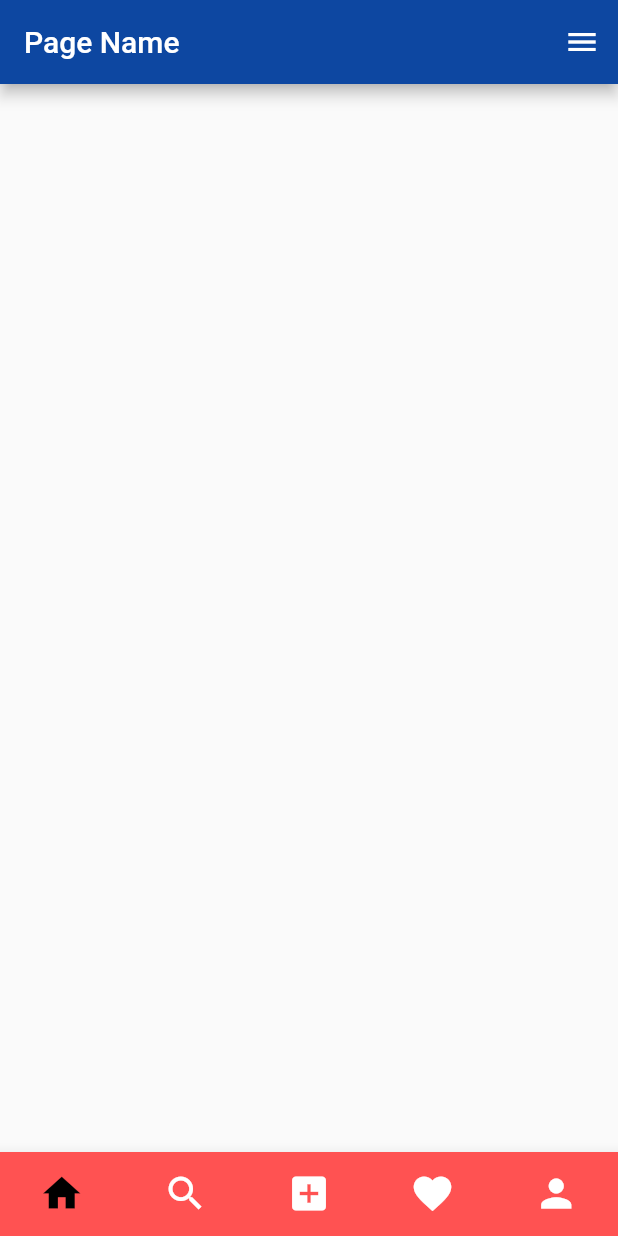
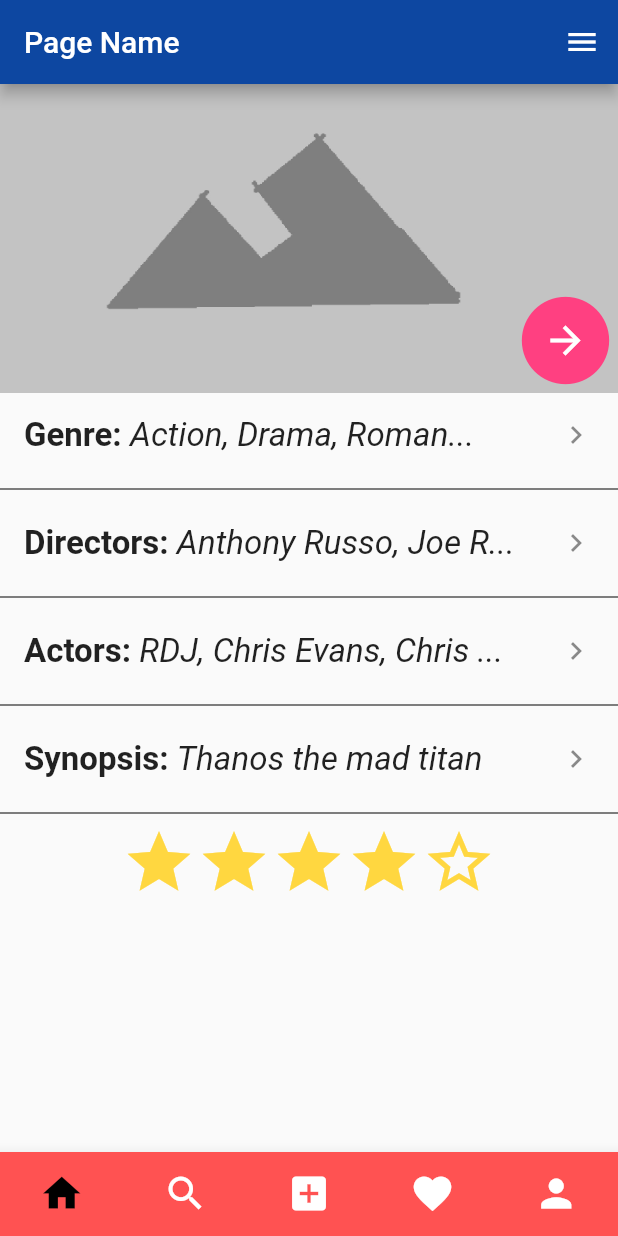
Before and after one commit to ec862/IPgroup11, a Flutter app: the screen it shows after launch, on a phone screen of 412 x 824 dp. Run offline on Flutter 3.47's test engine with Material 2 defaults, Android fonts, the phone set to English and light mode, and no system bars.

Commit message:
Finished Screens

```diff
--- /dev/null
+++ b/lib/MovieScreen.dart
@@ -0,0 +1,211 @@
+import 'package:flutter/cupertino.dart';
+import 'package:flutter/material.dart';
+import 'package:template/RecommendMovie.dart';
+
+class MovieScreen extends StatefulWidget {
+  @override
+  _MovieScreenState createState() => _MovieScreenState();
+}
+
+class _MovieScreenState extends State<MovieScreen> {
+  String genre;
+  List<String> directors = [];
+  List<String> actors = [];
+  List<String> genres = [];
+  String synopsis;
+  int rating;
+
+  @override
+  void initState() {
+    super.initState();
+    genre = "Avengers";
+    directors = ["Anthony Russo", "Joe Russo"];
+    actors = ["RDJ", "Chris Evans", "Chris Hemsworth", "Chris Prat"];
+    genres = ["Action", "Drama", "Romantic"];
+    synopsis = "Thanos the mad titan";
+    rating = 5;
+  }
+
+  @override
+  Widget build(BuildContext context) {
+    return ListView(
+      children: <Widget>[
+        getMoviePicture(context),
+        getMovieInfo(context),
+      ],
+    );
+  }
+
+  Widget getMoviePicture(context) {
+    return Stack(
+      children: <Widget>[
+        Container(
+          width: MediaQuery.of(context).size.width,
+          height: MediaQuery.of(context).size.width / 2,
+          decoration: BoxDecoration(
+            image: DecorationImage(
+              image: AssetImage("asserts/no_picture.jpg"),
+              fit: BoxFit.fill,
+            ),
+          ),
+        ),
+        Positioned(
+          bottom: 0,
+          right: 0,
+          child: IconButton(
+            onPressed: () {
+              Navigator.of(context).push(MaterialPageRoute(builder: (context) {
+                return SelectOption();
+              }));
+            },
+            padding: EdgeInsets.all(0),
+            iconSize: 70,
+            icon: Icon(
+              Icons.brightness_1,
+              color: Colors.pinkAccent,
+            ),
+          ),
+        ),
+        Positioned(
+          bottom: 20,
+          right: 20,
+          child: Icon(
+            Icons.arrow_forward,
+            size: 30,
+            color: Colors.white,
+          ),
+        ),
+      ],
+    );
+  }
+
+  Widget getMovieInfo(context) {
+    String directorString = getStringsFromList(directors);
+    String actorsString = getStringsFromList(actors, limit: 24);
+    String genreString = getStringsFromList(genres);
+    return Column(
+      children: <Widget>[
+        movieInfoContent("Genre", genreString),
+        fullDivider(),
+        movieInfoContent("Directors", directorString),
+        fullDivider(),
+        movieInfoContent("Actors", actorsString),
+        fullDivider(),
+        movieInfoContent("Synopsis", synopsis),
+        fullDivider(),
+        stars(4),
+      ],
+    );
+  }
+
+  Widget movieInfoContent(String title, String subtitle) {
+    return ListTile(
+      title: Text.rich(
+        TextSpan(children: [
+          TextSpan(
+            text: "$title: ",
+            style: TextStyle(
+              fontSize: 22,
+              fontWeight: FontWeight.bold,
+            ),
+          ),
+          TextSpan(
+            text: subtitle,
+            style: TextStyle(
+              fontSize: 22,
+              fontStyle: FontStyle.italic,
+            ),
+          ),
+        ]),
+      ),
+      trailing: Icon(Icons.keyboard_arrow_right),
+      onTap: () {},
+    );
+  }
+
+  Widget stars(int rating) {
+    return SizedBox(
+      height: 50,
+      child: ListView.builder(
+        scrollDirection: Axis.horizontal,
+        shrinkWrap: true,
+        itemBuilder: (context, index) {
+          return Icon(
+            index > (rating - 1) ? Icons.star_border : Icons.star,
+            size: 50,
+            color: Colors.amberAccent,
+          );
+        },
+        itemCount: 5,
+      ),
+    );
+  }
+
+  Widget fullDivider() {
+    return Divider(
+      color: Colors.black,
+    );
+  }
+
+  String getShorterText(String text) {
+    String toReturn = text;
+    if (text.length >= 18) {
+      toReturn.substring(0, 18);
+      toReturn += "...";
+    }
+    return toReturn;
+  }
+
+  String getStringsFromList(List<String> list, {int limit}) {
+    String toReturn = "";
+    limit = limit ?? 20;
+    for (int i = 0; i < list.length; i++) {
+      toReturn += list[i];
+      if (toReturn.length > limit) {
+        toReturn = toReturn.substring(0, limit) + "...";
+        break;
+      }
+      toReturn += ", ";
+    }
+    return toReturn;
+  }
+}
+
+class SelectOption extends StatelessWidget {
+  @override
+  Widget build(BuildContext context) {
+    return Scaffold(
+      body: ListView(
+        children: <Widget>[
+          ListTile(
+            title: Text("Recommend Movie"),
+            trailing: Icon(Icons.keyboard_arrow_right),
+            onTap: () {
+              Navigator.of(context).push(MaterialPageRoute(builder: (context) {
+                return RecommendMovie();
+              }));
+            },
+          ),
+          fullDivider(),
+          ListTile(
+            title: Text("Add to Watch List"),
+            trailing: Icon(Icons.keyboard_arrow_right),
+            onTap: () {},
+          ),
+          fullDivider(),
+          ListTile(
+            title: Text("Review"),
+            trailing: Icon(Icons.keyboard_arrow_right),
+            onTap: () {},
+          ),
+        ],
+      ),
+    );
+  }
+
+  Widget fullDivider() {
+    return Divider(
+      color: Colors.black,
+    );
+  }
+}
--- a/lib/main.dart
+++ b/lib/main.dart
@@ -1,4 +1,5 @@
 import 'package:flutter/material.dart';
 import 'template.dart';
+import 'package:flutter/cupertino.dart';
 
 void main() => runApp(Template());
--- a/lib/template.dart
+++ b/lib/template.dart
@@ -1,4 +1,6 @@
+import 'package:flutter/cupertino.dart';
 import 'package:flutter/material.dart';
+import 'package:template/MovieScreen.dart';
 
 const Color BOTTOM_BAR_COLOR = Colors.redAccent;
 
@@ -28,7 +30,7 @@ class _TemplateState extends State<Template> {
           ],
         ),
 
-        body: Container(), //TODO
+        body: MovieScreen(), //TODO
 
         bottomNavigationBar: BottomNavigationBar(
           type: BottomNavigationBarType.fixed,
--- a/pubspec.yaml
+++ b/pubspec.yaml
@@ -19,6 +19,7 @@ environment:
 dependencies:
   flutter:
     sdk: flutter
+  fluttertoast: ^3.1.3
 
   # The following adds the Cupertino Icons font to your application.
   # Use with the CupertinoIcons class for iOS style icons.
@@ -41,7 +42,9 @@ flutter:
   uses-material-design: true
 
   # To add assets to your application, add an assets section, like this:
-  # assets:
+  assets:
+    - asserts/no_picture.jpg
+    - asserts/no_picture_avatar.jpg
   #  - images/a_dot_burr.jpeg
   #  - images/a_dot_ham.jpeg
 
```
Also changed, not shown: lib/RecommendMovie.dart (added, +81 -0 lines), asserts/no_picture.jpg (added), asserts/no_picture_avatar.jpg (added), pubspec.lock, 2 other files.
